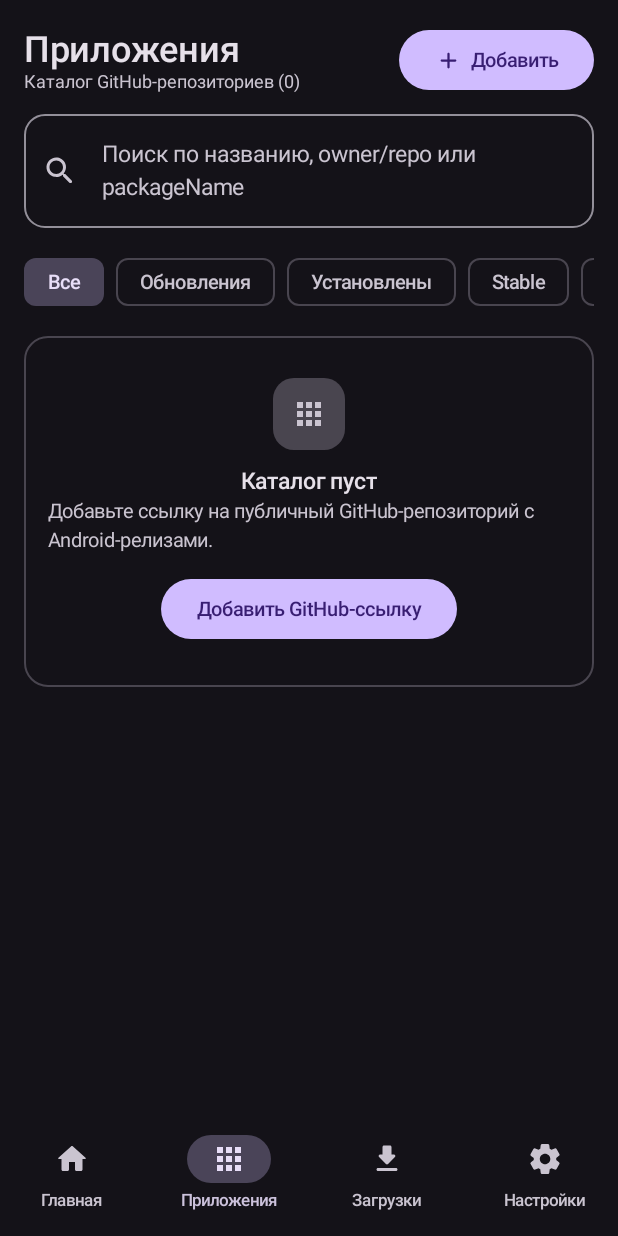
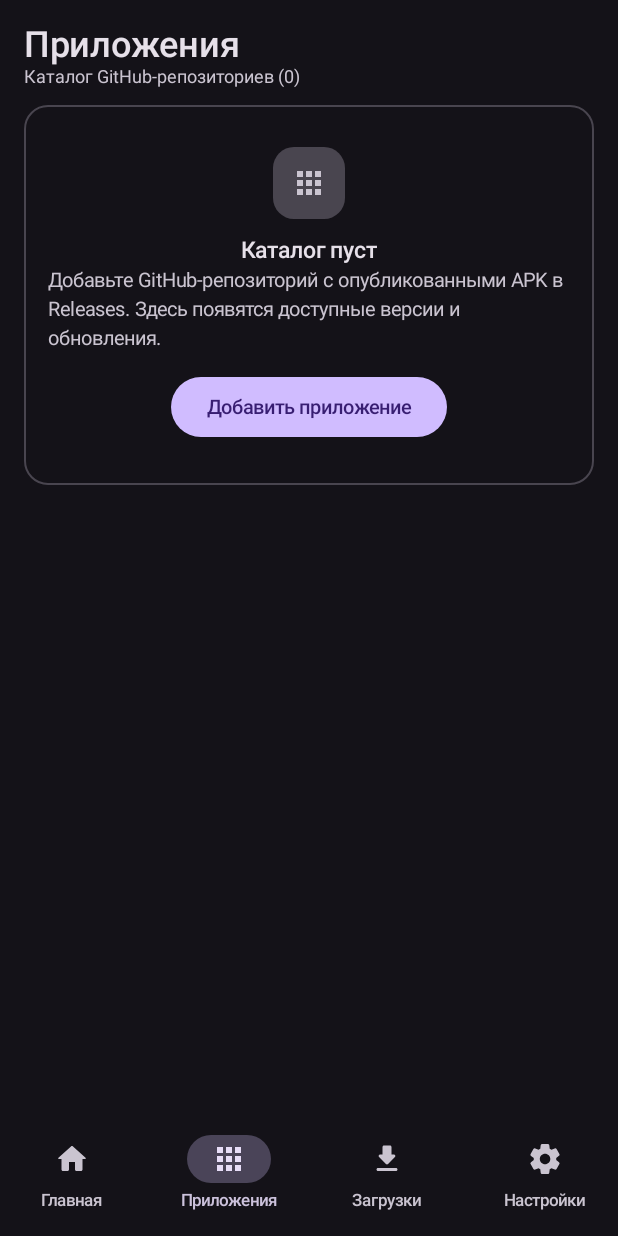
Before and after one commit to georg1995105-hash/ApkHub, an Android app built with Jetpack Compose: the composable ApkHubRoot shown on its own in the app's theme, item 2 of the bottom bar chosen, on a phone screen of 412 x 824 dp. Run offline under Robolectric (Android 15) with nearby library versions, the phone set to English and light mode, and no system bars.

Commit message:
ui: compact onboarding and relevant controls

```diff
--- a/app/src/main/java/com/apkhub/app/ui/screens/AppsScreen.kt
+++ b/app/src/main/java/com/apkhub/app/ui/screens/AppsScreen.kt
@@ -108,6 +108,7 @@ fun AppsScreen(
                         color = MaterialTheme.colorScheme.onSurfaceVariant
                     )
                 }
+                if (apps.isNotEmpty()) {
                 Button(onClick = onAddRepo) {
                     Icon(
                         imageVector = Icons.Rounded.Add,
@@ -117,9 +118,11 @@ fun AppsScreen(
                     Spacer(modifier = Modifier.width(6.dp))
                     Text("Добавить")
                 }
+                }
             }
         }
 
+        if (apps.isNotEmpty()) {
         item(span = { GridItemSpan(maxLineSpan) }) {
             OutlinedTextField(
                 value = searchQuery,
@@ -151,20 +154,22 @@ fun AppsScreen(
             }
         }
 
+        }
+
         if (filteredApps.isEmpty()) {
             item(span = { GridItemSpan(maxLineSpan) }) {
                 EmptyStateCard(
                     icon = Icons.Rounded.Apps,
                     title = if (apps.isEmpty()) "Каталог пуст" else "Ничего не найдено",
                     message = if (apps.isEmpty()) {
-                        "Добавьте ссылку на публичный GitHub-репозиторий с Android-релизами."
+                        "Добавьте GitHub-репозиторий с опубликованными APK в Releases. Здесь появятся доступные версии и обновления."
                     } else {
                         "Измените фильтр или поисковый запрос."
                     },
                     action = if (apps.isEmpty()) {
                         {
                             Button(onClick = onAddRepo) {
-                                Text("Добавить GitHub-ссылку")
+                                Text("Добавить приложение")
                             }
                         }
                     } else {
--- a/app/src/main/java/com/apkhub/app/ui/screens/HomeScreen.kt
+++ b/app/src/main/java/com/apkhub/app/ui/screens/HomeScreen.kt
@@ -158,6 +158,7 @@ fun HomeScreen(
                             color = MaterialTheme.colorScheme.onSurface
                         )
                         Spacer(modifier = Modifier.height(4.dp))
+                        if (apps.isNotEmpty()) {
                         Text(
                             text = "Отслеживается: ${apps.size} • Установлено: $installedCount",
                             style = MaterialTheme.typography.bodySmall,
@@ -168,6 +169,13 @@ fun HomeScreen(
                             style = MaterialTheme.typography.labelSmall,
                             color = MaterialTheme.colorScheme.onSurfaceVariant
                         )
+                        } else {
+                            Text(
+                                text = "Добавьте GitHub-репозиторий с APK для отслеживания обновлений.",
+                                style = MaterialTheme.typography.bodySmall,
+                                color = MaterialTheme.colorScheme.onSurfaceVariant
+                            )
+                        }
                     }
                     if (updatesAvailable.isNotEmpty()) {
                         StatusPill(
@@ -184,9 +192,10 @@ fun HomeScreen(
                     horizontalArrangement = Arrangement.spacedBy(8.dp),
                     verticalArrangement = Arrangement.spacedBy(8.dp)
                 ) {
+                    if (apps.isNotEmpty()) {
                     Button(
                         onClick = onCheckAll,
-                        enabled = !isCheckingAll && apps.isNotEmpty()
+                        enabled = !isCheckingAll
                     ) {
                         if (isCheckingAll) {
                             CircularProgressIndicator(
@@ -203,6 +212,7 @@ fun HomeScreen(
                         }
                         Spacer(modifier = Modifier.width(6.dp))
                         Text(if (isCheckingAll) "Проверка..." else "Проверить все")
+                    }
                     }
 
                     if (updatesAvailable.isNotEmpty()) {
@@ -233,15 +243,15 @@ fun HomeScreen(
             }
         }
 
-        // Available Updates list
-        item {
+        // Do not show a second onboarding card before the first repository.
+        if (apps.isNotEmpty()) item {
             SectionHeader(
                 title = "Доступные обновления",
                 subtitle = if (updatesAvailable.isEmpty()) "Новые релизы появятся здесь" else null
             )
         }
 
-        if (updatesAvailable.isEmpty()) {
+        if (apps.isNotEmpty() && updatesAvailable.isEmpty()) {
             item {
                 EmptyStateCard(
                     icon = Icons.Rounded.CheckCircle,
@@ -262,7 +272,7 @@ fun HomeScreen(
                     }
                 )
             }
-        } else {
+        } else if (updatesAvailable.isNotEmpty()) {
             items(updatesAvailable, key = { it.id }) { app ->
                 val iconDrawable = remember(app.packageName) {
                     app.packageName?.let(loadIcon)
```
